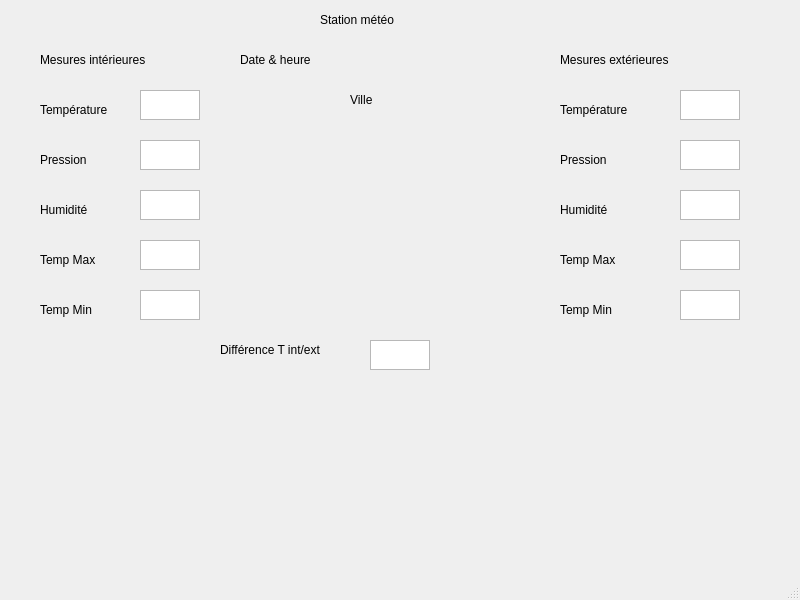
Qt form mainwindow.ui (fguyont/station-meteo) before a commit.
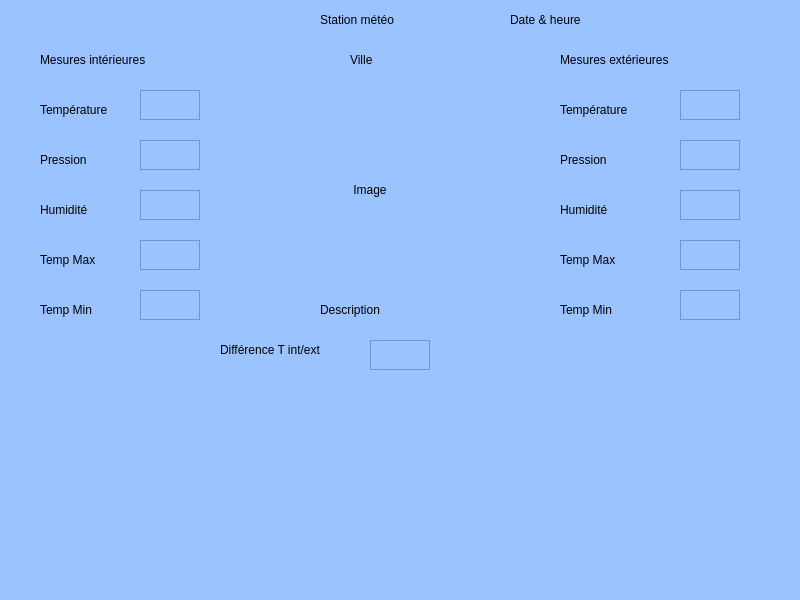
The same form after that commit.

What changed in the file:
```diff
--- a/mainwindow.ui
+++ b/mainwindow.ui
@@ -13,12 +13,15 @@
   <property name="windowTitle">
    <string>MainWindow</string>
   </property>
+  <property name="styleSheet">
+   <string notr="true">background-color: rgb(155, 195, 255);</string>
+  </property>
   <widget class="QWidget" name="centralwidget">
    <widget class="QLabel" name="lblDateHeure">
     <property name="geometry">
      <rect>
-      <x>240</x>
-      <y>50</y>
+      <x>510</x>
+      <y>10</y>
       <width>281</width>
       <height>20</height>
      </rect>
@@ -300,7 +303,7 @@
     <property name="geometry">
      <rect>
       <x>350</x>
-      <y>90</y>
+      <y>50</y>
       <width>62</width>
       <height>20</height>
      </rect>
@@ -332,6 +335,38 @@
      <string>Différence T int/ext</string>
     </property>
    </widget>
+   <widget class="QLabel" name="lblDesc">
+    <property name="geometry">
+     <rect>
+      <x>320</x>
+      <y>300</y>
+      <width>161</width>
+      <height>20</height>
+     </rect>
+    </property>
+    <property name="text">
+     <string>Description</string>
+    </property>
+   </widget>
+   <widget class="QLabel" name="lblClim">
+    <property name="geometry">
+     <rect>
+      <x>270</x>
+      <y>100</y>
+      <width>200</width>
+      <height>180</height>
+     </rect>
+    </property>
+    <property name="text">
+     <string>Image</string>
+    </property>
+    <property name="scaledContents">
+     <bool>true</bool>
+    </property>
+    <property name="alignment">
+     <set>Qt::AlignCenter</set>
+    </property>
+   </widget>
   </widget>
   <widget class="QMenuBar" name="menubar">
    <property name="geometry">
```
